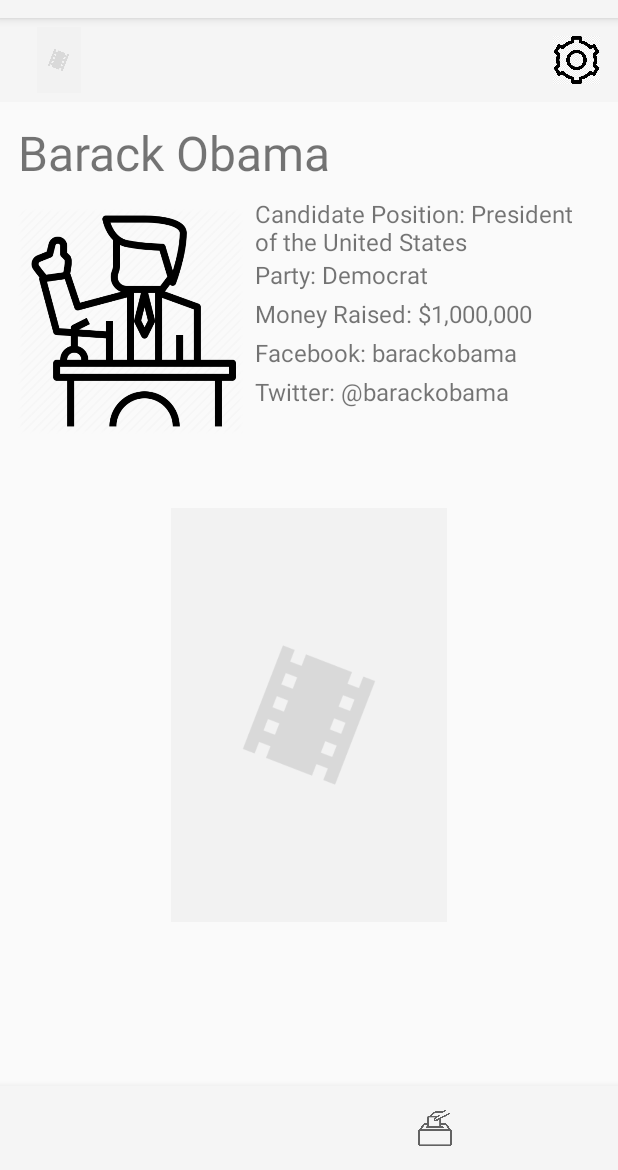
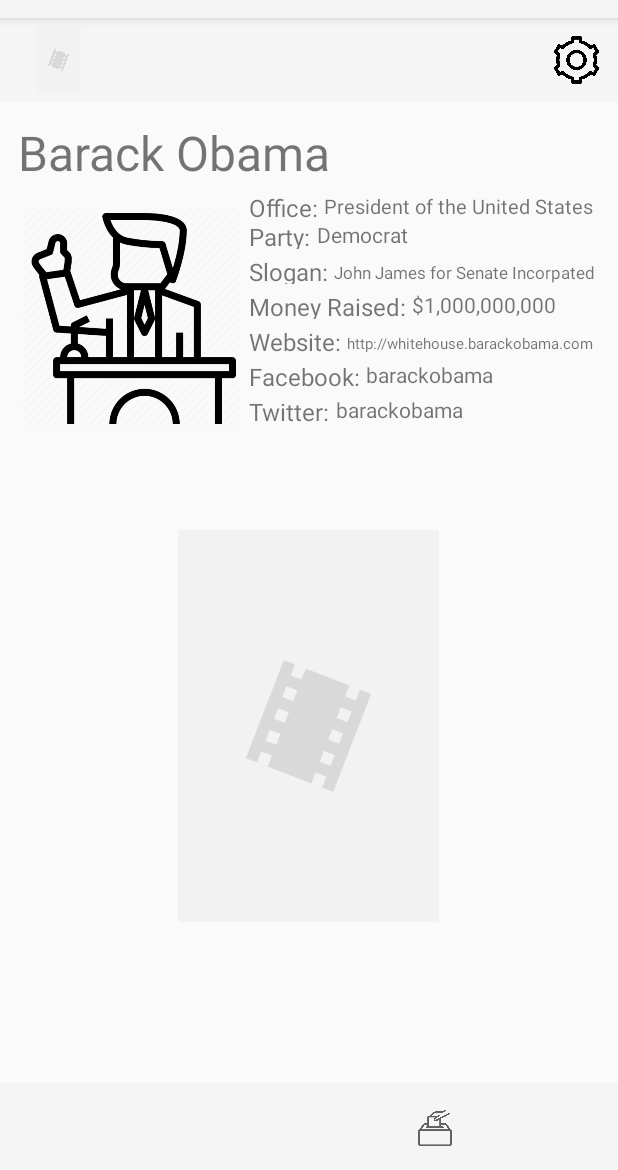
Before and after one commit to nsuarez99/FBU-VoterXV, an Android app: the fragment CandidateFragment placed in its activity, on a phone screen of 412 x 824 dp, the part 66-1236 px from its top. Run offline under Robolectric (Android 15) with nearby library versions, the light colour scheme and no system bars; libraries missing offline, so code that uses them is left out: com.codepath.asynchttpclient, com.parse, org.parceler; pictures from the network do not load; 31 statements that could not run were skipped.

Commit message:
resolved #31 set up candidate fragment to get data

```diff
--- a/app/src/main/java/com/example/fbu_voterxv/fragments/CandidateFragment.java
+++ b/app/src/main/java/com/example/fbu_voterxv/fragments/CandidateFragment.java
@@ -9,10 +9,28 @@
 import android.view.LayoutInflater;
 import android.view.View;
 import android.view.ViewGroup;
+import android.widget.ImageView;
+import android.widget.TextView;
 
+import com.bumptech.glide.Glide;
 import com.example.fbu_voterxv.R;
+import com.example.fbu_voterxv.models.Candidate;
+import com.example.fbu_voterxv.models.Representative;
+
+import org.parceler.Parcels;
 
 public class CandidateFragment extends Fragment {
+
+    private ImageView image;
+    private TextView name;
+    private TextView party;
+    private TextView moneyRaised;
+    private TextView slogan;
+    private TextView fb;
+    private TextView twitter;
+    private TextView office;
+    private TextView website;
+    private Candidate candidate;
 
     public CandidateFragment() {
         // Required empty public constructor
@@ -28,5 +46,29 @@
     @Override
     public void onViewCreated(@NonNull View view, @Nullable Bundle savedInstanceState) {
         super.onViewCreated(view, savedInstanceState);
+
+        candidate = Parcels.unwrap(getArguments().getParcelable("candidate"));
+
+        image = getActivity().findViewById(R.id.candidateImage);
+        name = getActivity().findViewById(R.id.candidateName);
+        party = getActivity().findViewById(R.id.candidateParty);
+        moneyRaised = getActivity().findViewById(R.id.candidateMoneyRaised);
+        slogan = getActivity().findViewById(R.id.candidateSlogan);
+        fb = getActivity().findViewById(R.id.candidateFb);
+        twitter = getActivity().findViewById(R.id.candidateTwitter);
+        office = getActivity().findViewById(R.id.candidateOffice);
+        website = getActivity().findViewById(R.id.candidateWebsite);
+
+        Glide.with(getContext()).load(candidate.getProfileImage()).placeholder(R.drawable.officials).into(image);
+        name.setText(candidate.getName());
+        party.setText(candidate.getParty());
+        moneyRaised.setText(candidate.getMoney_raisedString());
+        slogan.setText(candidate.getSlogan());
+        fb.setText(candidate.getFb());
+        twitter.setText(candidate.getTwitter());
+        office.setText(candidate.getOffice().toString());
+        website.setText(candidate.getWebsite());
+
+
     }
 }
--- a/app/src/main/java/com/example/fbu_voterxv/fragments/RepresentativeFragment.java
+++ b/app/src/main/java/com/example/fbu_voterxv/fragments/RepresentativeFragment.java
@@ -67,7 +67,7 @@
         committee.setText(representative.getCommittee());
         years.setText(representative.getYears());
         fb.setText(representative.getFb());
-        twitter.setText(representative.getName());
+        twitter.setText(representative.getTwitter());
         office.setText(representative.getOffice().toString());
         website.setText(representative.getWebsite());
 
--- a/app/src/main/java/com/example/fbu_voterxv/models/Candidate.java
+++ b/app/src/main/java/com/example/fbu_voterxv/models/Candidate.java
@@ -3,6 +3,7 @@
 import org.json.JSONObject;
 import org.parceler.Parcel;
 
+import java.text.NumberFormat;
 import java.util.List;
 
 @Parcel
@@ -17,6 +18,11 @@
 
     public long getMoney_raised() {
         return money_raised;
+    }
+
+    public String getMoney_raisedString() {
+        String simple = NumberFormat.getInstance().format(money_raised);
+        return "$" + money_raised;
     }
 
     public String getSlogan() {
--- a/app/src/main/java/com/example/fbu_voterxv/models/Election.java
+++ b/app/src/main/java/com/example/fbu_voterxv/models/Election.java
@@ -46,6 +46,11 @@
         return dateFormat.format(date);
     }
 
+    public String getYear(){
+        String date = getDateString();
+        return date.substring(6);
+    }
+
     public void setName(String name) {
         this.name = name;
     }
--- a/app/src/main/res/layout/fragment_candidate.xml
+++ b/app/src/main/res/layout/fragment_candidate.xml
@@ -11,58 +11,167 @@
         android:id="@+id/candidateName"
         android:layout_width="wrap_content"
         android:layout_height="wrap_content"
-        android:layout_marginBottom="8dp"
+        android:layout_marginBottom="4dp"
         android:text="Barack Obama"
         android:textSize="32dp" />
 
     <ImageView
         android:id="@+id/candidateImage"
         android:layout_width="150dp"
-        android:layout_height="165dp"
+        android:layout_height="170dp"
+        android:layout_marginRight="4dp"
         android:layout_below="@id/candidateName"
         android:src="@drawable/officials" />
+
+    <TextView
+        android:id="@+id/office"
+        android:layout_width="wrap_content"
+        android:layout_height="wrap_content"
+        android:layout_alignBottom="@+id/candidateOffice"
+        android:layout_alignTop="@id/candidateOffice"
+        android:layout_toRightOf="@+id/candidateImage"
+        android:text="Office: "
+        android:textSize="16dp"/>
 
     <TextView
         android:id="@+id/candidateOffice"
         android:layout_width="wrap_content"
         android:layout_height="wrap_content"
         android:layout_below="@id/candidateName"
+        android:layout_toRightOf="@+id/office"
+        android:layout_marginBottom="4dp"
+        android:text="President of the United States"
+        android:autoSizeTextType="uniform"
+        android:gravity="bottom"
+        android:autoSizeMaxTextSize="16dp"
+        android:maxLines="1"/>
+
+    <TextView
+        android:id="@+id/party"
+        android:layout_width="wrap_content"
+        android:layout_height="wrap_content"
+        android:layout_alignBottom="@id/candidateParty"
+        android:layout_alignTop="@id/candidateParty"
         android:layout_toRightOf="@+id/candidateImage"
-        android:layout_marginStart="8dp"
-        android:text="Candidate Position: President of the United States"
+        android:text="Party: "
         android:textSize="16dp"/>
 
     <TextView
         android:id="@+id/candidateParty"
         android:layout_width="wrap_content"
         android:layout_height="wrap_content"
-        android:layout_below="@id/candidateOffice"
+        android:layout_below="@id/office"
+        android:layout_toRightOf="@+id/party"
+        android:layout_marginBottom="4dp"
+        android:text="Democrat"
+        android:autoSizeTextType="uniform"
+        android:gravity="bottom"
+        android:autoSizeMaxTextSize="16dp"
+        android:maxLines="1"/>
+
+    <TextView
+        android:id="@+id/slogan"
+        android:layout_width="wrap_content"
+        android:layout_height="wrap_content"
+        android:layout_alignBottom="@id/candidateSlogan"
+        android:layout_alignTop="@id/candidateSlogan"
         android:layout_toRightOf="@+id/candidateImage"
-        android:layout_marginStart="8dp"
-        android:text="Party: Democrat"
+        android:text="Slogan: "
         android:textSize="16dp"/>
 
     <TextView
-        android:id="@+id/candidateMoney"
+        android:id="@+id/candidateSlogan"
         android:layout_width="wrap_content"
         android:layout_height="wrap_content"
         android:layout_below="@id/candidateParty"
-        android:layout_marginStart="8dp"
-        android:layout_marginTop="4dp"
+        android:layout_toRightOf="@+id/slogan"
+        android:layout_marginBottom="4dp"
+        android:text="John James for Senate Incorpated"
+        android:autoSizeTextType="uniform"
+        android:gravity="bottom"
+        android:autoSizeMaxTextSize="16dp"
+        android:autoSizeMinTextSize="6dp"
+        android:maxLines="1"/>
+
+    <TextView
+        android:id="@+id/moneyRaised"
+        android:layout_width="wrap_content"
+        android:layout_height="wrap_content"
+        android:layout_alignBottom="@id/candidateMoneyRaised"
+        android:layout_alignTop="@+id/candidateMoneyRaised"
         android:layout_toRightOf="@+id/candidateImage"
-        android:text="Money Raised: $1,000,000"
-        android:textSize="16dp" />
+        android:text="Money Raised: "
+        android:textSize="16dp"/>
+
+    <TextView
+        android:id="@+id/candidateMoneyRaised"
+        android:layout_width="wrap_content"
+        android:layout_height="wrap_content"
+        android:layout_below="@id/candidateSlogan"
+        android:layout_toRightOf="@+id/moneyRaised"
+        android:layout_marginBottom="4dp"
+        android:text="$1,000,000,000"
+        android:autoSizeTextType="uniform"
+        android:gravity="bottom"
+        android:autoSizeMaxTextSize="16dp"
+        android:maxLines="1"/>
+
+    <TextView
+        android:id="@+id/website"
+        android:layout_width="wrap_content"
+        android:layout_height="wrap_content"
+        android:layout_alignBottom="@id/candidateWebsite"
+        android:layout_alignTop="@id/candidateWebsite"
+        android:layout_toRightOf="@+id/candidateImage"
+        android:text="Website: "
+        android:textSize="16dp"/>
+
+    <TextView
+        android:id="@+id/candidateWebsite"
+        android:layout_width="wrap_content"
+        android:layout_height="wrap_content"
+        android:layout_below="@id/candidateMoneyRaised"
+        android:layout_toRightOf="@+id/website"
+        android:layout_marginBottom="4dp"
+        android:text="http://whitehouse.barackobama.com"
+        android:gravity="bottom"
+        android:autoSizeMaxTextSize="16dp"
+        android:autoSizeTextType="uniform"
+        android:autoSizeMinTextSize="6dp"
+        android:maxLines="1"/>
+
+    <TextView
+        android:id="@+id/fb"
+        android:layout_width="wrap_content"
+        android:layout_height="wrap_content"
+        android:layout_alignBottom="@id/candidateFb"
+        android:layout_alignTop="@id/candidateFb"
+        android:layout_toRightOf="@+id/candidateImage"
+        android:text="Facebook: "
+        android:textSize="16dp"/>
 
     <TextView
         android:id="@+id/candidateFb"
         android:layout_width="wrap_content"
         android:layout_height="wrap_content"
-        android:layout_below="@id/candidateMoney"
+        android:layout_below="@id/candidateWebsite"
+        android:layout_toRightOf="@+id/fb"
+        android:layout_marginBottom="4dp"
+        android:text="barackobama"
+        android:autoSizeTextType="uniform"
+        android:gravity="bottom"
+        android:autoSizeMaxTextSize="16dp"
+        android:maxLines="1"/>
+
+    <TextView
+        android:id="@+id/twitter"
+        android:layout_width="wrap_content"
+        android:layout_height="wrap_content"
+        android:layout_alignBottom="@id/candidateTwitter"
+        android:layout_alignTop="@id/candidateTwitter"
         android:layout_toRightOf="@+id/candidateImage"
-        android:layout_marginStart="8dp"
-        android:layout_marginTop="4dp"
-        android:text="Facebook: barackobama"
-        android:textSize="16dp"/>
+        android:text="Twitter: "
+        android:textSize="16dp" />
 
     <TextView
         android:id="@+id/candidateTwitter"
@@ -70,21 +179,19 @@
         android:layout_height="wrap_content"
         android:layout_below="@id/candidateFb"
         android:layout_alignBottom="@+id/candidateImage"
-        android:layout_marginStart="8dp"
-        android:layout_marginTop="4dp"
-        android:layout_marginBottom="0dp"
-        android:layout_toRightOf="@+id/candidateImage"
-        android:text="Twitter: @barackobama"
-        android:textSize="16dp" />
+        android:layout_toRightOf="@+id/twitter"
+        android:text="barackobama"
+        android:autoSizeTextType="uniform"
+        android:maxLines="1" />
 
     <ImageView
         android:id="@+id/repPlaceholder"
-        android:layout_width="wrap_content"
-        android:layout_height="279dp"
+        android:layout_width="278dp"
+        android:layout_height="257dp"
         android:layout_below="@+id/candidateImage"
         android:layout_alignParentBottom="true"
         android:layout_centerHorizontal="true"
-        android:layout_marginTop="42dp"
+        android:layout_marginTop="56dp"
         android:layout_marginBottom="97dp"
         android:src="@drawable/placeholder" />
 
```
